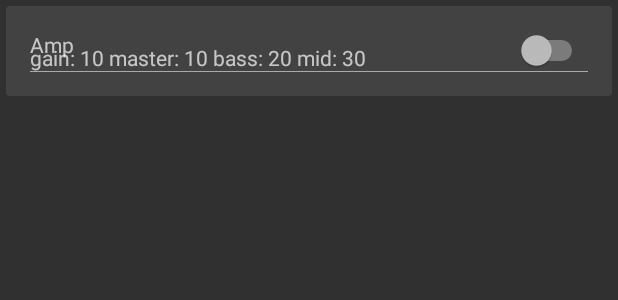
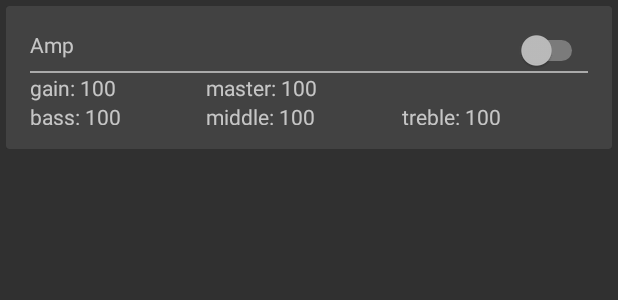
Before and after one commit to skyfion/3amp, an Android app: the layout amp_preview_card.xml on its own in the app's theme, with its tools: preview values and no code run, on a phone screen of 412 x 824 dp. Shown: the top 300 px of the screen. Run offline under Robolectric (Android 15) with nearby library versions, the phone set to English and light mode, and no system bars.

```diff
--- a/app/src/main/java/xyz/lazysoft/a3amp/components/preview/AmpUnit.kt
+++ b/app/src/main/java/xyz/lazysoft/a3amp/components/preview/AmpUnit.kt
@@ -1,8 +1,6 @@
 package xyz.lazysoft.a3amp.components.preview
 
-import xyz.lazysoft.a3amp.view.AbstractThrFragment
-
 data class AmpUnit(
-        val fragment: AbstractThrFragment,
         val title: String,
-        val sw: Boolean)
+        val sw: Boolean,
+        val onClick: () -> Unit)
--- a/app/src/main/java/xyz/lazysoft/a3amp/di/AppComponent.kt
+++ b/app/src/main/java/xyz/lazysoft/a3amp/di/AppComponent.kt
@@ -1,6 +1,7 @@
 package xyz.lazysoft.a3amp.di
 
 import android.content.Context
+import androidx.lifecycle.AndroidViewModel
 import dagger.Component
 import xyz.lazysoft.a3amp.AmpApplication
 import xyz.lazysoft.a3amp.MainActivity
@@ -11,6 +12,7 @@ import xyz.lazysoft.a3amp.persistence.PresetDao
 import xyz.lazysoft.a3amp.persistence.AppDatabase
 import xyz.lazysoft.a3amp.persistence.RoomModule
 import xyz.lazysoft.a3amp.view.AbstractThrFragment
+import xyz.lazysoft.a3amp.view.model.AmpPreviewViewModel
 import javax.inject.Singleton
 
 @Singleton
@@ -21,6 +23,7 @@ interface AppComponent {
     fun inject(mainActivity: MainActivity)
     fun inject(presetsActivity: PresetsFragment)
     fun inject(fragment: AbstractThrFragment)
+    fun inject(viewModel: AmpPreviewViewModel)
 
     fun ampPresetDao(): PresetDao
     fun dataBase(): AppDatabase
--- a/app/src/main/java/xyz/lazysoft/a3amp/di/AppModule.kt
+++ b/app/src/main/java/xyz/lazysoft/a3amp/di/AppModule.kt
@@ -18,12 +18,6 @@ class AppModule(private val app: AmpApplication) {
     }
 
 
-//    @Provides
-//    @Singleton
-//    fun providesActivity(): Activity {
-//        return activity
-//    }
-//
     @Provides
     @Singleton
     fun providesApplication(): Application {
--- a/app/src/main/res/layout/amp_preview.xml
+++ b/app/src/main/res/layout/amp_preview.xml
@@ -1,7 +1,9 @@
 <?xml version="1.0" encoding="utf-8"?>
 <FrameLayout xmlns:android="http://schemas.android.com/apk/res/android"
-    android:orientation="vertical" android:layout_width="match_parent"
+    android:orientation="vertical"
+    android:layout_width="match_parent"
     android:layout_height="match_parent">
+
     <androidx.recyclerview.widget.RecyclerView
         android:id="@+id/amp_preview_list"
         android:layout_width="match_parent"
--- a/app/src/main/res/layout/amp_preview_card.xml
+++ b/app/src/main/res/layout/amp_preview_card.xml
@@ -1,51 +1,89 @@
 <?xml version="1.0" encoding="utf-8"?>
 <LinearLayout xmlns:android="http://schemas.android.com/apk/res/android"
+    xmlns:tools="http://schemas.android.com/tools"
     android:layout_width="match_parent"
     android:layout_height="wrap_content"
-    xmlns:tools="http://schemas.android.com/tools"
-    android:padding="4dp"
-    android:orientation="vertical">
+    android:orientation="vertical"
+    android:padding="4dp">
+
     <androidx.cardview.widget.CardView
+        android:id="@+id/preview_card"
         android:layout_width="match_parent"
-        android:layout_height="60dp">
+        android:layout_height="95dp">
+
         <RelativeLayout
             android:layout_width="match_parent"
             android:layout_height="wrap_content"
             android:padding="16dp">
+
             <RelativeLayout
+                android:id="@+id/amp_preview_card_title_block"
+                android:layout_width="wrap_content"
                 android:layout_height="wrap_content"
-                android:layout_width="wrap_content"
                 android:layout_alignParentTop="true"
-                android:orientation="horizontal"
-                android:id="@+id/amp_preview_card_title_block">
+                android:orientation="horizontal">
+
                 <TextView
+                    android:id="@+id/preview_text"
                     android:layout_width="wrap_content"
-                    android:id="@+id/preview_text"
+                    android:layout_height="wrap_content"
                     android:layout_alignParentStart="true"
-                    tools:text="Amp"
-                    android:layout_height="wrap_content" />
+                    tools:text="Amp" />
+
                 <Switch
                     android:id="@+id/amp_preview_card_switch"
-                    android:layout_alignEnd="@+id/preview_text"
                     android:layout_width="wrap_content"
                     android:layout_height="wrap_content"
+                    android:layout_alignEnd="@+id/preview_text"
                     android:layout_alignParentEnd="true" />
             </RelativeLayout>
+
             <View
-                android:layout_below="@id/amp_preview_card_title_block"
+                android:id="@+id/card_view_separator"
                 android:layout_width="match_parent"
                 android:layout_height="1dp"
-                android:background="@android:color/darker_gray"/>
-            <LinearLayout
-                android:layout_alignParentBottom="true"
-                android:orientation="horizontal"
+                android:layout_below="@id/amp_preview_card_title_block"
+                android:background="@android:color/darker_gray" />
+
+            <TableLayout
+                android:stretchColumns="*"
                 android:layout_width="match_parent"
-                android:layout_height="wrap_content">
-                <TextView
-                    tools:text="gain: 10 master: 10 bass: 20 mid: 30"
-                    android:layout_width="wrap_content"
-                    android:layout_height="wrap_content" />
-            </LinearLayout>
+                android:layout_height="wrap_content"
+                android:layout_below="@id/card_view_separator"
+                android:layout_alignParentBottom="true">
+                <TableRow>
+                    <TextView
+                        android:layout_width="wrap_content"
+                        android:layout_height="wrap_content"
+                        tools:text="gain: 100" />
+                    <TextView
+                        android:layout_width="wrap_content"
+                        android:layout_height="wrap_content"
+                        tools:text="master: 100"/>
+                </TableRow>
+                <TableRow>
+                    <TextView
+                        android:layout_width="wrap_content"
+                        android:layout_height="wrap_content"
+                        tools:text="bass: 100" />
+                    <TextView
+                        android:layout_width="wrap_content"
+                        android:layout_height="wrap_content"
+                        tools:text="middle: 100"/>
+                    <TextView
+                        android:layout_width="wrap_content"
+                        android:layout_height="wrap_content"
+                        tools:text="treble: 100"/>
+                </TableRow>
+            </TableLayout>
+
+            <!--<LinearLayout-->
+                <!--android:layout_width="match_parent"-->
+                <!--android:layout_height="wrap_content"-->
+                <!--android:layout_below="@id/card_view_separator"-->
+                <!---->
+                <!--android:orientation="horizontal">-->
+            <!--</LinearLayout>-->
         </RelativeLayout>
     </androidx.cardview.widget.CardView>
 </LinearLayout>
```
Also changed, not shown: app/build.gradle (+9 -5 lines), app/src/main/java/xyz/lazysoft/a3amp/components/preview/AmpPreviewAdapter.kt (+11 -3 lines), app/src/main/java/xyz/lazysoft/a3amp/view/AmpReviewFragment.kt (+50 -11 lines), app/src/main/java/xyz/lazysoft/a3amp/view/model/AmpPreviewViewModel.kt (added, +29 -0 lines), 3 other files.
